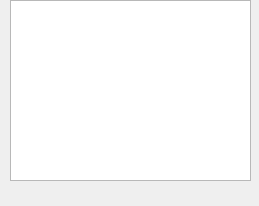
Before: the Qt Designer form plugins/fileio/ontology/widgets/informationboxdockwidget.ui in ZongleiJiao/OntologyViewer, drawn with Qt 5.
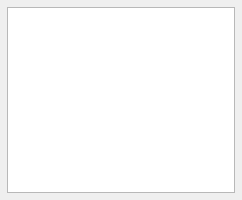
After: the same form once the commit is applied.

Commit message: Better widget layout within ontology dock windows.

```diff
--- a/plugins/fileio/ontology/widgets/informationboxdockwidget.ui
+++ b/plugins/fileio/ontology/widgets/informationboxdockwidget.ui
@@ -6,8 +6,8 @@
    <rect>
     <x>0</x>
     <y>0</y>
-    <width>259</width>
-    <height>206</height>
+    <width>242</width>
+    <height>200</height>
    </rect>
   </property>
   <property name="sizePolicy">
@@ -16,19 +16,22 @@
     <verstretch>0</verstretch>
    </sizepolicy>
   </property>
+  <property name="minimumSize">
+   <size>
+    <width>95</width>
+    <height>200</height>
+   </size>
+  </property>
   <property name="windowTitle">
    <string>Information Box</string>
   </property>
   <widget class="QWidget" name="dockWidgetContents">
+   <layout class="QVBoxLayout" name="verticalLayout">
+    <property name="margin">
+     <number>7</number>
+    </property>
+    <item>
    <widget class="QTextEdit" name="Infor">
-    <property name="geometry">
-     <rect>
-      <x>10</x>
-      <y>0</y>
-      <width>241</width>
-      <height>181</height>
-     </rect>
-    </property>
     <property name="readOnly">
      <bool>true</bool>
     </property>
@@ -37,9 +40,11 @@
 &lt;html&gt;&lt;head&gt;&lt;meta name=&quot;qrichtext&quot; content=&quot;1&quot; /&gt;&lt;style type=&quot;text/css&quot;&gt;
 p, li { white-space: pre-wrap; }
 &lt;/style&gt;&lt;/head&gt;&lt;body style=&quot; font-family:'Lucida Grande'; font-size:13pt; font-weight:400; font-style:normal;&quot;&gt;
-&lt;p style=&quot;-qt-paragraph-type:empty; margin-top:0px; margin-bottom:0px; margin-left:0px; margin-right:0px; -qt-block-indent:0; text-indent:0px;&quot;&gt;&lt;/p&gt;&lt;/body&gt;&lt;/html&gt;</string>
-    </property>
-   </widget>
+&lt;p style=&quot;-qt-paragraph-type:empty; margin-top:0px; margin-bottom:0px; margin-left:0px; margin-right:0px; -qt-block-indent:0; text-indent:0px;&quot;&gt;&lt;br /&gt;&lt;/p&gt;&lt;/body&gt;&lt;/html&gt;</string>
+      </property>
+     </widget>
+    </item>
+   </layout>
   </widget>
  </widget>
  <resources/>
```
Lines whose indentation alone changed are shown as unchanged. The commit also changes 5 other files.
